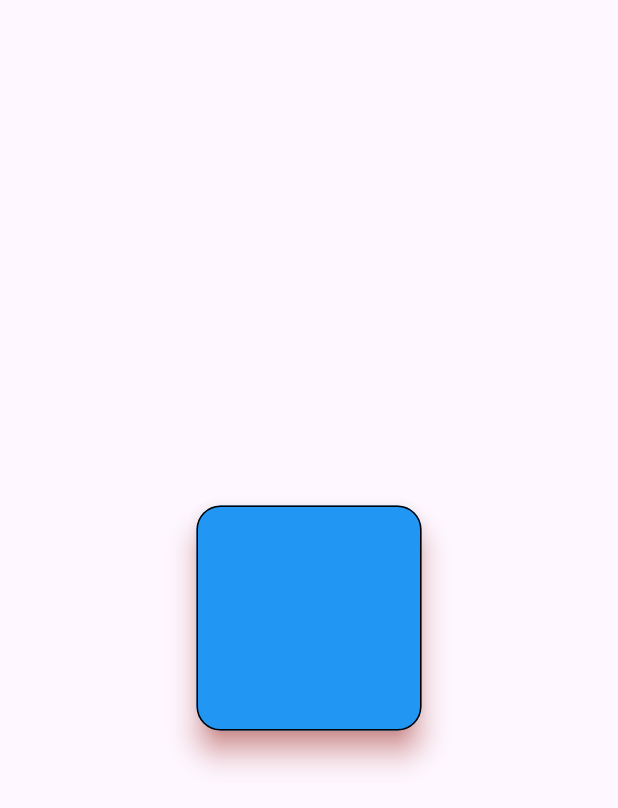
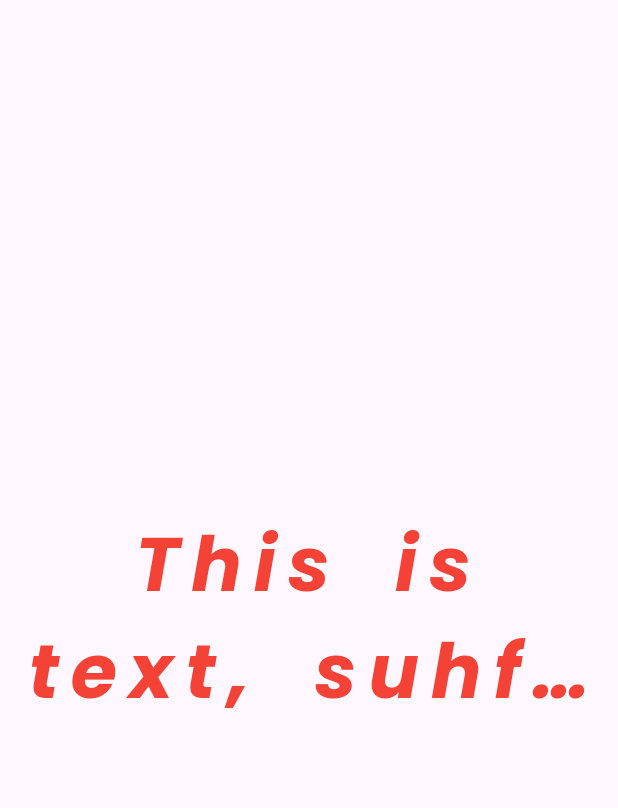
Before and after one commit to jahid-git/LearnFlutter, a Flutter app: the screen it shows after launch, on a phone screen of 412 x 824 dp. Shown: the top 808 px of the screen. Run offline on Flutter 3.47's test engine with Material 3 defaults, Android fonts, the phone set to English and light mode, and no system bars.

Commit message:
Add CustomTextExample

```diff
--- a/lib/main.dart
+++ b/lib/main.dart
@@ -18,9 +18,10 @@ class MyApp extends StatelessWidget {
 
   @override
   Widget build(BuildContext context) {
-    return const Center(child: CardExample(),);
+    return const Center(child: TextExample());
+      // const Center(child: CardExample(),);
       // const Center(child: GridViewBuilderExample(),);
-      //const Center(child: GridViewExample());
+      // const Center(child: GridViewExample());
       // const Center(child: StackExample());
       //const ListViewPage();
     // return const Center(child: Column(
@@ -422,3 +423,26 @@ class CardExample extends StatelessWidget {
     );
   }
 }
+
+class TextExample extends StatelessWidget {
+  const TextExample({super.key});
+
+  @override
+  Widget build(BuildContext context) {
+    return const Text(
+      "This is text, suhfuihsifguhsfguisdfhgbhmjkghjkghjkbghjghuoisdfhgui",
+      overflow: TextOverflow.ellipsis,
+      maxLines: 2,
+      textAlign: TextAlign.center,
+      style: TextStyle(
+        color: Colors.red,
+        fontSize: 50,
+        fontStyle: FontStyle.italic,
+        fontWeight: FontWeight.bold,
+        wordSpacing: 16,
+        letterSpacing: 8,
+        fontFamily: 'Poppins'
+      ),
+    );
+  }
+}
```
Also changed, not shown: pubspec.yaml (+6 -11 lines), assets/fonts/Poppins-Bold.ttf (added), assets/fonts/Poppins-BoldItalic.ttf (added), assets/fonts/Poppins-Regular.ttf (added).
